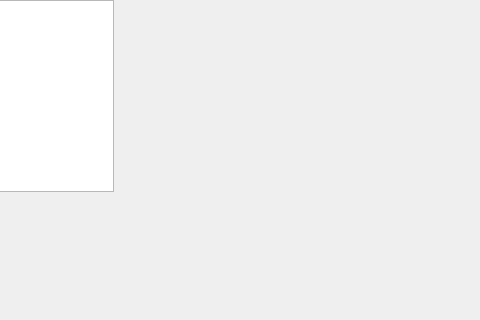
The window that AttackUniversity/nivel1.ui (juan154850/Juego-info-2-Attack-University-) describes before a commit, drawn with Qt 5; both pictures show x 142 to 622 and y 0 to 320 of the 800 by 600 pixel window.
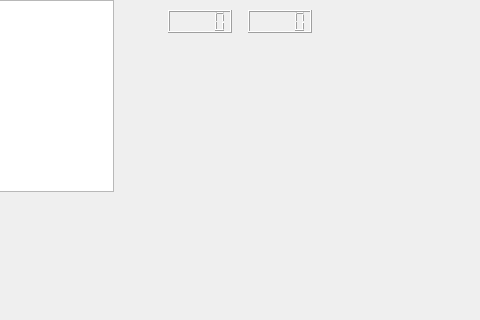
The same window after the commit. Icons and pictures are not drawn.

What changed in the file:
```diff
--- a/AttackUniversity/nivel1.ui
+++ b/AttackUniversity/nivel1.ui
@@ -23,7 +23,27 @@
     </rect>
    </property>
    <property name="styleSheet">
-    <string notr="true"/>
+    <string notr="true">border-image: url(:/imagenes/fondo.png);</string>
+   </property>
+  </widget>
+  <widget class="QLCDNumber" name="lcdNumber">
+   <property name="geometry">
+    <rect>
+     <x>310</x>
+     <y>10</y>
+     <width>64</width>
+     <height>23</height>
+    </rect>
+   </property>
+  </widget>
+  <widget class="QLCDNumber" name="lcdNumber_2">
+   <property name="geometry">
+    <rect>
+     <x>390</x>
+     <y>10</y>
+     <width>64</width>
+     <height>23</height>
+    </rect>
    </property>
   </widget>
  </widget>
```
